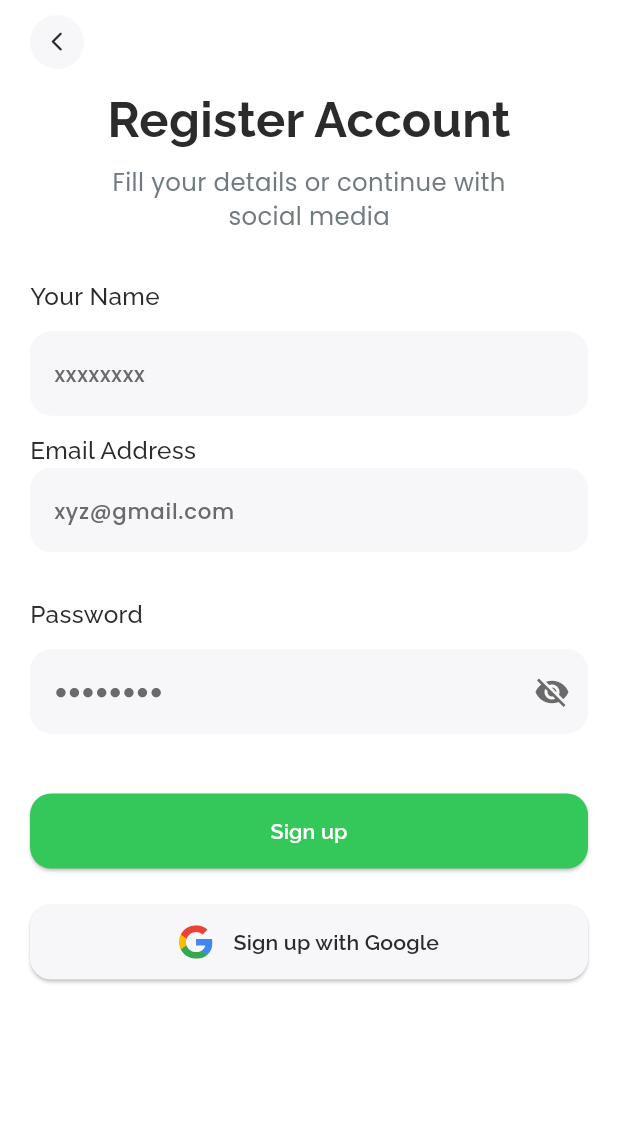
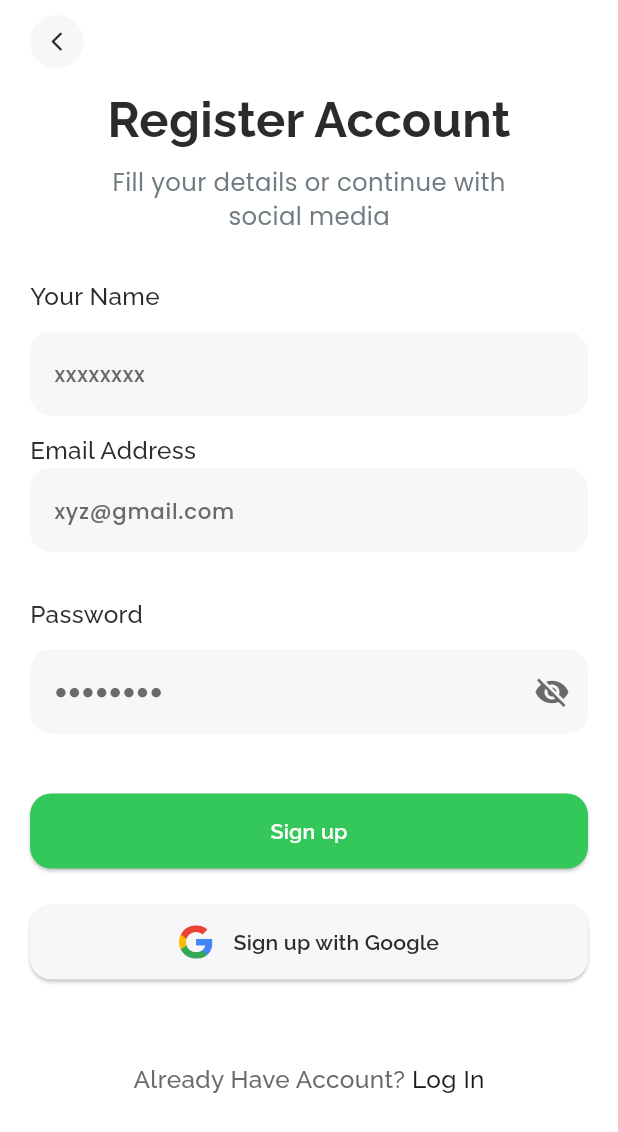
Before and after one commit to NadyAlwazah/flutter-task09-team-clean-architecture-app-beg, a Flutter app: the SignupView screen opened by its route, on a phone screen of 412 x 824 dp. Shown: the top 1132 px of the screen. Run offline on Flutter 3.47's test engine with Material 3 defaults, Android fonts, the phone set to English and light mode, and no system bars; our stand-ins replace flutter_screenutil, flutter_svg, go_router, google_fonts.

Commit message:
feat(auth): add HaveAnAccountWidget and integrate into SignupViewBody

```diff
--- /dev/null
+++ b/lib/features/auth/presentation/views/widgets/have_an_account_widget.dart
@@ -0,0 +1,34 @@
+import 'package:flutter/material.dart';
+import 'package:flutter_task09_team_clean_architecture_app_beg/core/utils/app_colors.dart';
+import 'package:flutter_task09_team_clean_architecture_app_beg/core/utils/styles.dart';
+import 'package:go_router/go_router.dart';
+
+class HaveAnAccountWidget extends StatelessWidget {
+  const HaveAnAccountWidget({super.key});
+
+  @override
+  Widget build(BuildContext context) {
+    return Row(
+      mainAxisAlignment: MainAxisAlignment.center,
+      children: [
+        Text(
+          "Already Have Account? ",
+          style: Styles.textStyle16W500Raleway.copyWith(
+            color: AppColors.textSecondary,
+          ),
+        ),
+        GestureDetector(
+          onTap: () {
+            context.pop();
+          },
+          child: Text(
+            "Log In",
+            style: Styles.textStyle16W500Raleway.copyWith(
+              color: AppColors.linkTextColor,
+            ),
+          ),
+        ),
+      ],
+    );
+  }
+}
--- a/lib/features/auth/presentation/views/widgets/signup_view_body.dart
+++ b/lib/features/auth/presentation/views/widgets/signup_view_body.dart
@@ -2,6 +2,7 @@ import 'package:flutter/material.dart';
 import 'package:flutter_task09_team_clean_architecture_app_beg/core/widgets/custom_button.dart';
 import 'package:flutter_task09_team_clean_architecture_app_beg/features/auth/presentation/views/widgets/auth_header.dart';
 import 'package:flutter_task09_team_clean_architecture_app_beg/features/auth/presentation/views/widgets/custom_button_with_google.dart';
+import 'package:flutter_task09_team_clean_architecture_app_beg/features/auth/presentation/views/widgets/have_an_account_widget.dart';
 import 'package:flutter_task09_team_clean_architecture_app_beg/features/auth/presentation/views/widgets/signup_form_fields.dart';
 
 class SignupViewBody extends StatefulWidget {
@@ -58,6 +59,9 @@ class _SignupViewBodyState extends State<SignupViewBody> {
                 text: "Sign up with Google",
                 onPressed: () {},
               ),
+
+              const SizedBox(height: 55),
+              const HaveAnAccountWidget(),
             ],
           ),
         ),
```
